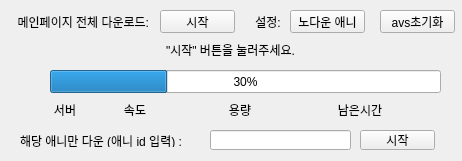
Before: the Qt Designer form ani24download.ui in hahacandy/ani24download, drawn with Qt 5.
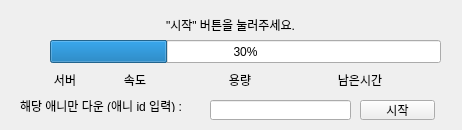
After: the same form once the commit is applied. Icons and pictures are not drawn.

Commit message: ui에서 잡다한기능 없앰

```diff
--- a/ani24download.ui
+++ b/ani24download.ui
@@ -7,7 +7,7 @@
     <x>0</x>
     <y>0</y>
     <width>462</width>
-    <height>161</height>
+    <height>130</height>
    </rect>
   </property>
   <property name="windowTitle">
@@ -18,37 +18,11 @@
     <normaloff>icon.ico</normaloff>icon.ico</iconset>
   </property>
   <widget class="QWidget" name="centralwidget">
-   <widget class="QPushButton" name="startBtn">
-    <property name="geometry">
-     <rect>
-      <x>160</x>
-      <y>10</y>
-      <width>75</width>
-      <height>23</height>
-     </rect>
-    </property>
-    <property name="text">
-     <string>시작</string>
-    </property>
-   </widget>
-   <widget class="QPushButton" name="avsResetBtn">
-    <property name="geometry">
-     <rect>
-      <x>380</x>
-      <y>10</y>
-      <width>75</width>
-      <height>23</height>
-     </rect>
-    </property>
-    <property name="text">
-     <string>avs초기화</string>
-    </property>
-   </widget>
    <widget class="QProgressBar" name="aniProgressBar">
     <property name="geometry">
      <rect>
       <x>50</x>
-      <y>70</y>
+      <y>40</y>
       <width>391</width>
       <height>23</height>
      </rect>
@@ -61,7 +35,7 @@
     <property name="geometry">
      <rect>
       <x>50</x>
-      <y>35</y>
+      <y>10</y>
       <width>361</width>
       <height>30</height>
      </rect>
@@ -83,7 +57,7 @@
     <property name="geometry">
      <rect>
       <x>40</x>
-      <y>100</y>
+      <y>70</y>
       <width>50</width>
       <height>20</height>
      </rect>
@@ -99,7 +73,7 @@
     <property name="geometry">
      <rect>
       <x>300</x>
-      <y>100</y>
+      <y>70</y>
       <width>120</width>
       <height>20</height>
      </rect>
@@ -115,7 +89,7 @@
     <property name="geometry">
      <rect>
       <x>100</x>
-      <y>100</y>
+      <y>70</y>
       <width>70</width>
       <height>20</height>
      </rect>
@@ -131,7 +105,7 @@
     <property name="geometry">
      <rect>
       <x>180</x>
-      <y>100</y>
+      <y>70</y>
       <width>120</width>
       <height>20</height>
      </rect>
@@ -152,22 +126,6 @@
      <set>Qt::AlignCenter</set>
     </property>
    </widget>
-   <widget class="QPushButton" name="aniNoDownBtn">
-    <property name="geometry">
-     <rect>
-      <x>290</x>
-      <y>10</y>
-      <width>75</width>
-      <height>23</height>
-     </rect>
-    </property>
-    <property name="layoutDirection">
-     <enum>Qt::RightToLeft</enum>
-    </property>
-    <property name="text">
-     <string>노다운 애니</string>
-    </property>
-   </widget>
    <widget class="QLineEdit" name="aniIdInput">
     <property name="enabled">
      <bool>true</bool>
@@ -175,7 +133,7 @@
     <property name="geometry">
      <rect>
       <x>210</x>
-      <y>130</y>
+      <y>100</y>
       <width>141</width>
       <height>20</height>
      </rect>
@@ -200,7 +158,7 @@
     <property name="geometry">
      <rect>
       <x>20</x>
-      <y>135</y>
+      <y>100</y>
       <width>190</width>
       <height>12</height>
      </rect>
@@ -213,7 +171,7 @@
     <property name="geometry">
      <rect>
       <x>360</x>
-      <y>130</y>
+      <y>100</y>
       <width>75</width>
       <height>20</height>
      </rect>
@@ -222,38 +180,6 @@
      <string>시작</string>
     </property>
    </widget>
-   <widget class="QLabel" name="startBtnLabel">
-    <property name="geometry">
-     <rect>
-      <x>10</x>
-      <y>10</y>
-      <width>150</width>
-      <height>23</height>
-     </rect>
-    </property>
-    <property name="text">
-     <string>메인페이지 전체 다운로드: </string>
-    </property>
-    <property name="alignment">
-     <set>Qt::AlignCenter</set>
-    </property>
-   </widget>
-   <widget class="QLabel" name="label_2">
-    <property name="geometry">
-     <rect>
-      <x>240</x>
-      <y>10</y>
-      <width>56</width>
-      <height>23</height>
-     </rect>
-    </property>
-    <property name="text">
-     <string>설정:</string>
-    </property>
-    <property name="alignment">
-     <set>Qt::AlignCenter</set>
-    </property>
-   </widget>
   </widget>
  </widget>
  <resources/>
```
The commit also changes 1 other file.
